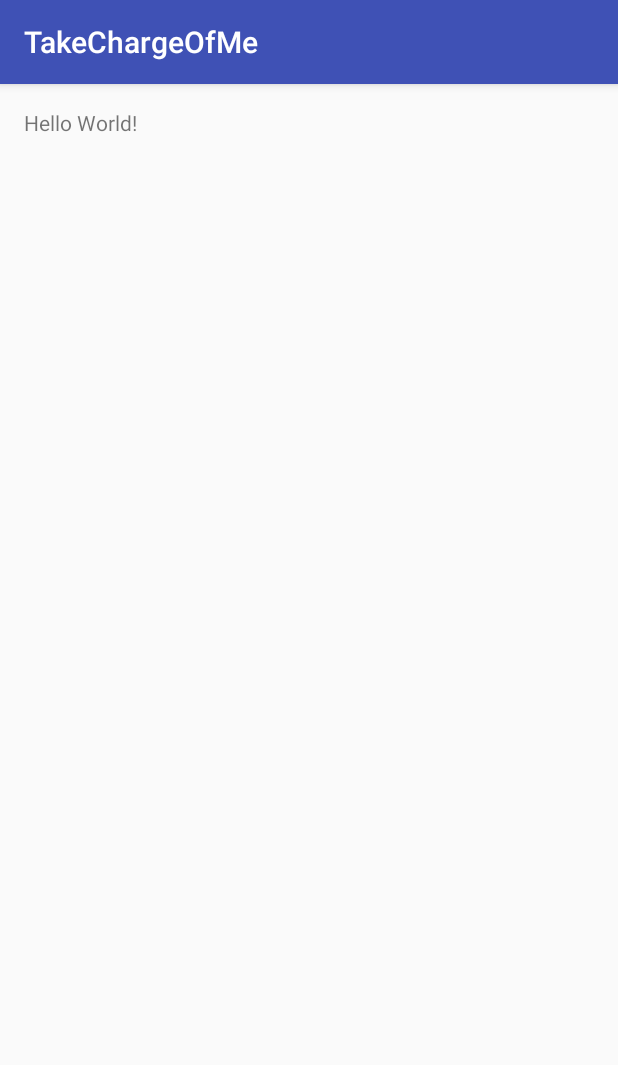
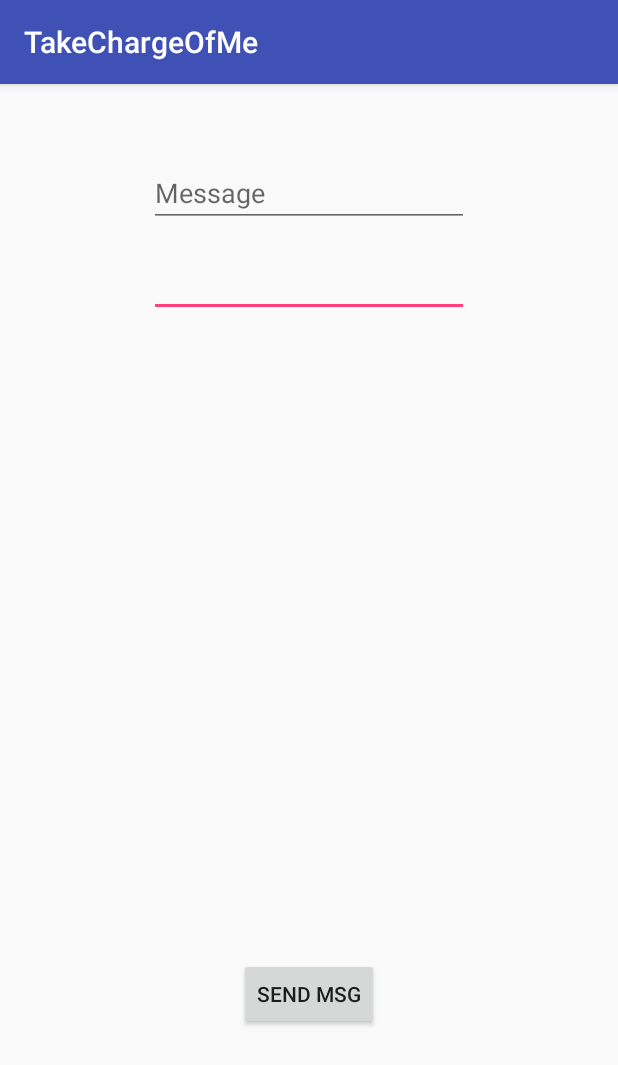
Before and after one commit to MadReza/TakeChargeOfMe, an Android app: the screen it shows after launch (MainActivity), on a phone screen of 412 x 824 dp. Shown: the top 1065 px of the screen. Run offline under Robolectric (Android 15) with nearby library versions, the phone set to English and light mode, and no system bars.

Commit message:
this shit

```diff
--- a/app/src/main/AndroidManifest.xml
+++ b/app/src/main/AndroidManifest.xml
@@ -1,6 +1,8 @@
 <?xml version="1.0" encoding="utf-8"?>
 <manifest xmlns:android="http://schemas.android.com/apk/res/android"
     package="com.spy.takechargeofme">
+
+    <uses-permission android:name="android.permission.SEND_SMS"/>
 
     <application
         android:allowBackup="true"
--- a/app/src/main/java/com/spy/takechargeofme/MainActivity.java
+++ b/app/src/main/java/com/spy/takechargeofme/MainActivity.java
@@ -2,12 +2,35 @@ package com.spy.takechargeofme;
 
 import android.support.v7.app.AppCompatActivity;
 import android.os.Bundle;
+import android.telephony.SmsManager;
+import android.view.View;
+import android.widget.Button;
+import android.widget.EditText;
 
 public class MainActivity extends AppCompatActivity {
 
-    @Override
-    protected void onCreate(Bundle savedInstanceState) {
-        super.onCreate(savedInstanceState);
-        setContentView(R.layout.activity_main);
+        Button Send;
+        EditText phoneNumber;
+        EditText msgText;
+
+        @Override
+        protected void onCreate (Bundle savedInstanceState){
+            super.onCreate(savedInstanceState);
+            setContentView(R.layout.activity_main);
+
+            phoneNumber = (EditText) findViewById(R.id.phoneNum);
+            msgText = (EditText) findViewById(R.id.msgField);
+
+            Send = (Button) findViewById(R.id.smsButton);
+            Send.setOnClickListener(new View.OnClickListener() {
+                public void onClick(View v) {
+
+                    sendSMS(phoneNumber.getText().toString(), msgText.getText().toString());
+                }
+            });
+        }
+    public void sendSMS (String phoneNb, String msgText) {
+        SmsManager sms = SmsManager.getDefault();
+        sms.sendTextMessage(phoneNb, "5145693080", msgText, null, null);
     }
 }
--- a/app/src/main/res/layout/activity_main.xml
+++ b/app/src/main/res/layout/activity_main.xml
@@ -10,8 +10,34 @@
     android:paddingTop="@dimen/activity_vertical_margin"
     tools:context="com.spy.takechargeofme.MainActivity">
 
-    <TextView
+    <Button
+        android:text="Send Msg"
         android:layout_width="wrap_content"
         android:layout_height="wrap_content"
-        android:text="Hello World!" />
+        android:layout_alignParentBottom="true"
+        android:layout_centerHorizontal="true"
+        android:layout_marginBottom="121dp"
+        android:id="@+id/smsButton"
+        android:onClick="sMsgClick (MainActivity)" />
+
+    <EditText
+        android:layout_width="wrap_content"
+        android:layout_height="wrap_content"
+        android:inputType="number"
+        android:ems="10"
+        android:layout_alignParentTop="true"
+        android:layout_centerHorizontal="true"
+        android:layout_marginTop="94dp"
+        android:id="@+id/phoneNum" />
+
+    <EditText
+        android:layout_width="wrap_content"
+        android:layout_height="wrap_content"
+        android:inputType="textPersonName"
+        android:ems="10"
+        android:layout_alignParentTop="true"
+        android:layout_alignEnd="@+id/phoneNum"
+        android:layout_marginTop="34dp"
+        android:id="@+id/msgField"
+        android:hint="Message" />
 </RelativeLayout>
```
